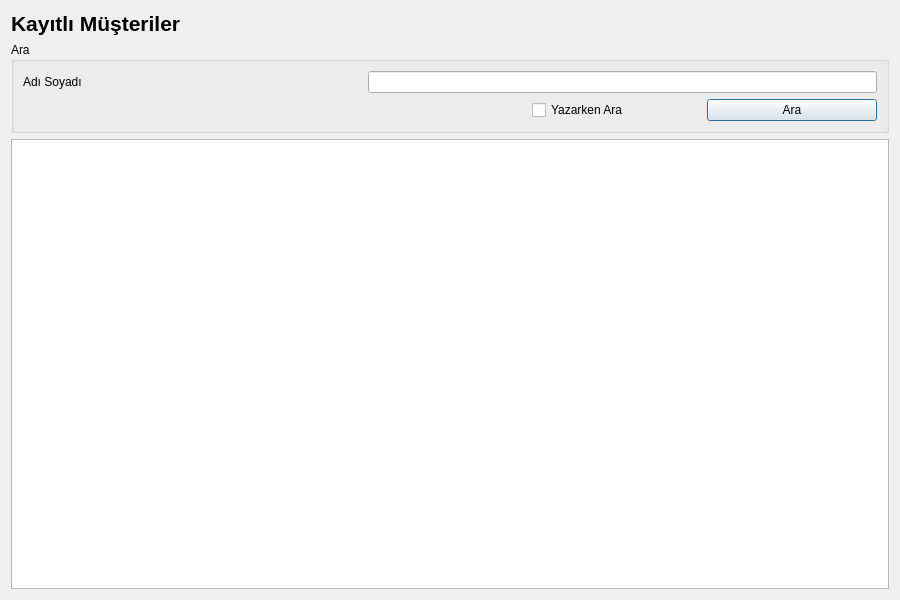
Above: UI/ListeFormlari/krgkayitlimusteriler.ui from Alder-Team/KargoOtomasyonu before the change. Below: the same form after it.
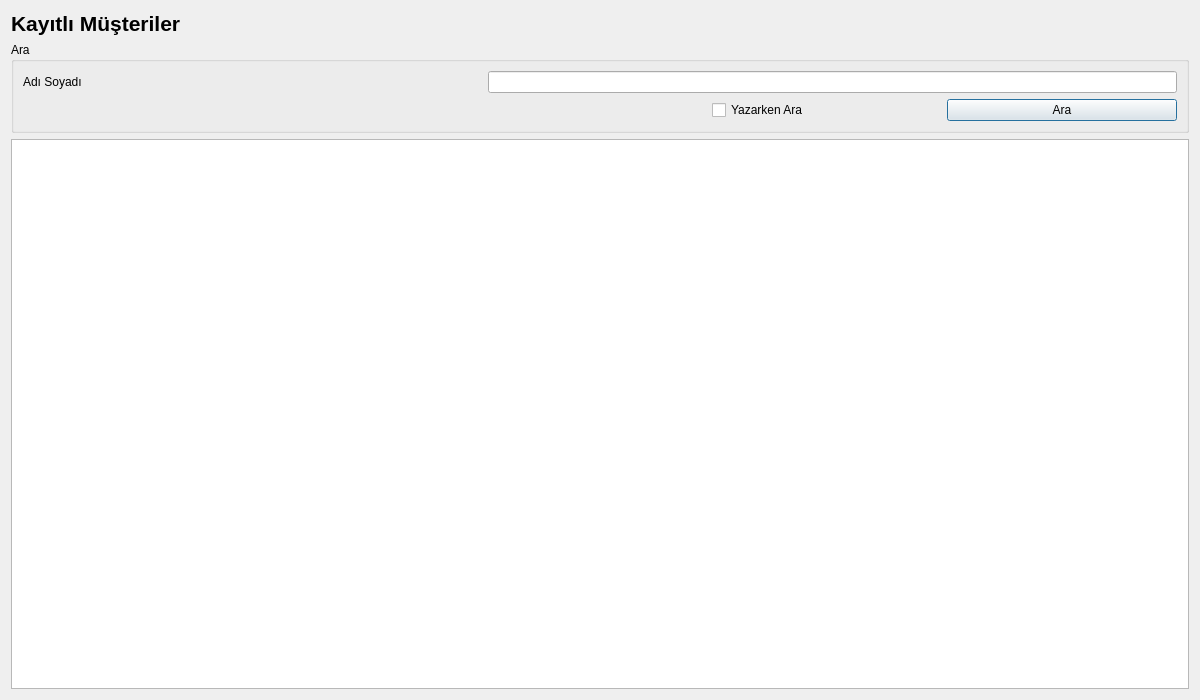
That is the form after the change.

Diff of the .ui file:
```diff
--- a/UI/ListeFormlari/krgkayitlimusteriler.ui
+++ b/UI/ListeFormlari/krgkayitlimusteriler.ui
@@ -6,8 +6,8 @@
    <rect>
     <x>0</x>
     <y>0</y>
-    <width>900</width>
-    <height>600</height>
+    <width>1200</width>
+    <height>700</height>
    </rect>
   </property>
   <property name="windowTitle">
```
